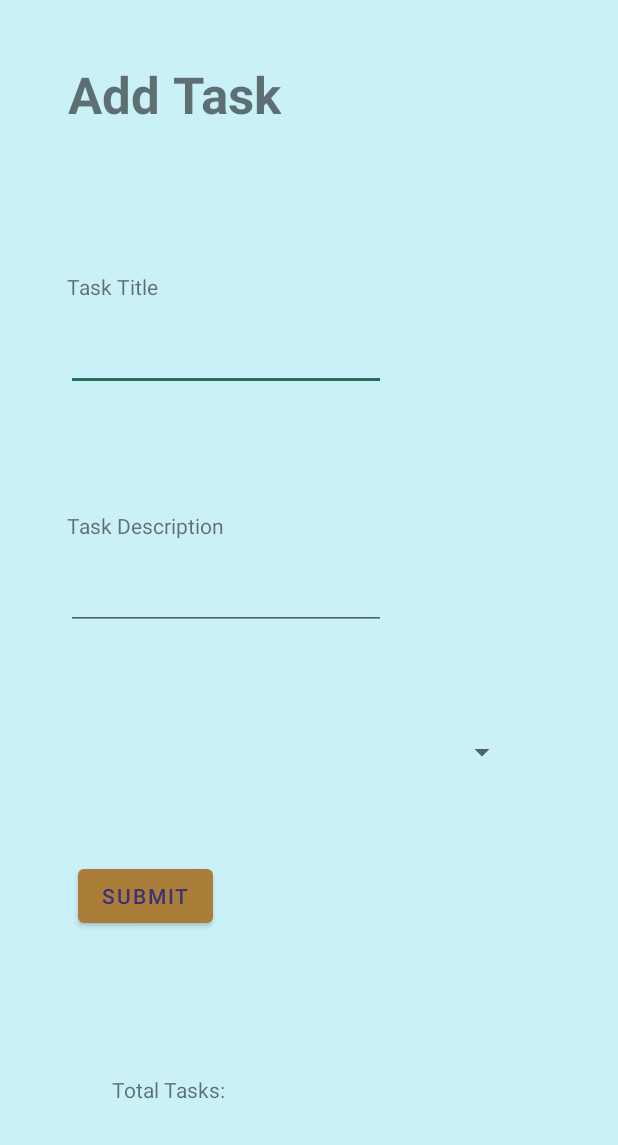
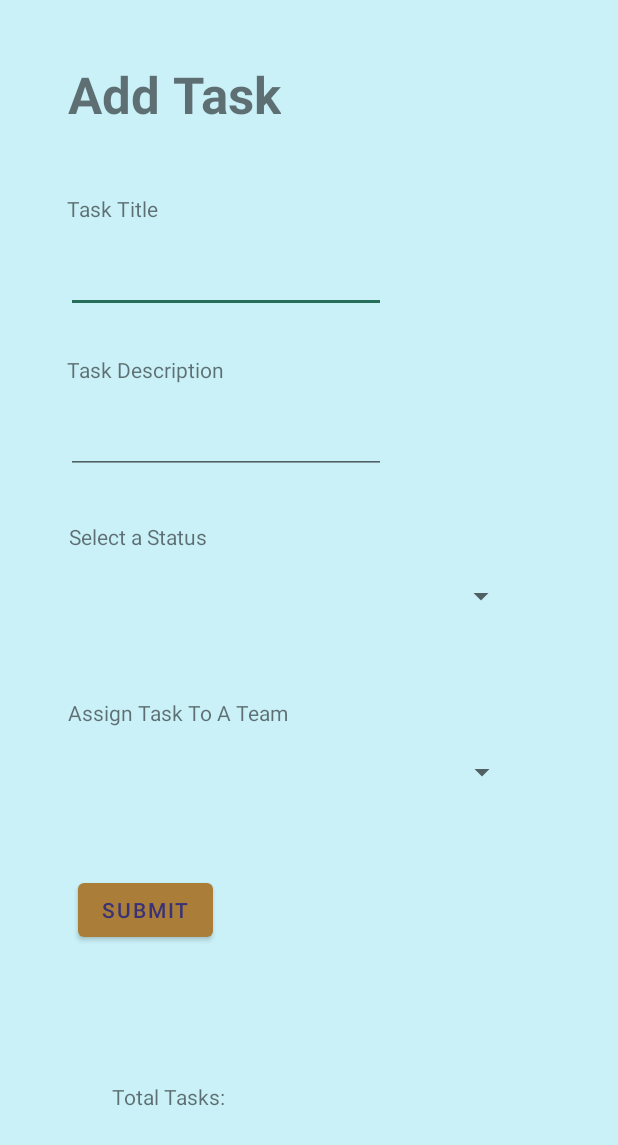
Before and after one commit to nojronatron/taskmaster, an Android app: the layout activity_add_task.xml on its own in the app's theme, with its tools: preview values and no code run, on a phone screen of 412 x 824 dp. Shown: the top 1145 px of the screen. Run offline under Robolectric (Android 15) with nearby library versions, the phone set to English and light mode, and no system bars.

Commit message:
added spinner, starting to implement code to get data from DB. Updated readme.

```diff
--- a/app/src/main/res/layout/activity_add_task.xml
+++ b/app/src/main/res/layout/activity_add_task.xml
@@ -24,7 +24,7 @@
         android:id="@+id/textView3"
         android:layout_width="wrap_content"
         android:layout_height="wrap_content"
-        android:layout_marginTop="96dp"
+        android:layout_marginTop="44dp"
         android:text="Task Title"
         app:layout_constraintEnd_toEndOf="parent"
         app:layout_constraintHorizontal_bias="0.128"
@@ -48,7 +48,7 @@
         android:id="@+id/textView4"
         android:layout_width="wrap_content"
         android:layout_height="wrap_content"
-        android:layout_marginTop="80dp"
+        android:layout_marginTop="28dp"
         android:text="Task Description"
         app:layout_constraintEnd_toEndOf="parent"
         app:layout_constraintHorizontal_bias="0.146"
@@ -72,12 +72,11 @@
         android:id="@+id/addThisTaskButton"
         android:layout_width="wrap_content"
         android:layout_height="wrap_content"
-        android:layout_marginTop="48dp"
+        android:layout_marginStart="52dp"
+        android:layout_marginTop="44dp"
         android:text="Submit"
-        app:layout_constraintEnd_toEndOf="parent"
-        app:layout_constraintHorizontal_bias="0.162"
         app:layout_constraintStart_toStartOf="parent"
-        app:layout_constraintTop_toBottomOf="@+id/addtaskTaskStatusSpinner" />
+        app:layout_constraintTop_toBottomOf="@+id/addTaskTeamsSpinner" />
 
     <TextView
         android:id="@+id/addtaskTotalTasksTextView"
@@ -96,26 +95,59 @@
         android:id="@+id/submittedText"
         android:layout_width="139dp"
         android:layout_height="43dp"
+        android:layout_marginStart="49dp"
+        android:layout_marginTop="49dp"
         android:text="Submitted!"
         android:textSize="20sp"
         android:visibility="invisible"
-        app:layout_constraintBottom_toBottomOf="parent"
-        app:layout_constraintEnd_toEndOf="parent"
-        app:layout_constraintHorizontal_bias="0.418"
         app:layout_constraintStart_toEndOf="@+id/addThisTaskButton"
-        app:layout_constraintTop_toTopOf="parent"
-        app:layout_constraintVertical_bias="0.835" />
+        app:layout_constraintTop_toBottomOf="@+id/addTaskTeamsSpinner" />
 
     <Spinner
         android:id="@+id/addtaskTaskStatusSpinner"
         android:layout_width="300dp"
         android:layout_height="wrap_content"
         android:layout_marginStart="16dp"
-        android:layout_marginTop="57dp"
+        android:layout_marginTop="6dp"
         android:layout_marginEnd="16dp"
+        android:contentDescription="Select a task status"
+        android:minHeight="48dp"
+        app:layout_constraintEnd_toEndOf="parent"
+        app:layout_constraintHorizontal_bias="0.36"
+        app:layout_constraintStart_toStartOf="parent"
+        app:layout_constraintTop_toBottomOf="@+id/addTaskTaskStatusTextView" />
+
+    <TextView
+        android:id="@+id/addTaskTaskStatusTextView"
+        android:layout_width="wrap_content"
+        android:layout_height="wrap_content"
+        android:layout_marginStart="46dp"
+        android:layout_marginTop="32dp"
+        android:text="Select a Status"
+        app:layout_constraintStart_toStartOf="parent"
+        app:layout_constraintTop_toBottomOf="@+id/addTaskTaskDescriptionText" />
+
+    <Spinner
+        android:id="@+id/addTaskTeamsSpinner"
+        android:layout_width="300dp"
+        android:layout_height="wrap_content"
+        android:layout_marginStart="16dp"
+        android:layout_marginTop="6dp"
+        android:layout_marginEnd="16dp"
+        android:contentDescription="Select a team to assign this task to."
         android:minHeight="48dp"
         app:layout_constraintEnd_toEndOf="parent"
         app:layout_constraintHorizontal_bias="0.367"
         app:layout_constraintStart_toStartOf="parent"
-        app:layout_constraintTop_toBottomOf="@+id/addTaskTaskDescriptionText" />
+        app:layout_constraintTop_toBottomOf="@+id/addTaskTeamSelectTextView" />
+
+    <TextView
+        android:id="@+id/addTaskTeamSelectTextView"
+        android:layout_width="wrap_content"
+        android:layout_height="wrap_content"
+        android:layout_marginStart="45dp"
+        android:layout_marginTop="44dp"
+        android:text="Assign Task To A Team"
+        app:layout_constraintStart_toStartOf="parent"
+        app:layout_constraintTop_toBottomOf="@+id/addtaskTaskStatusSpinner" />
 </androidx.constraintlayout.widget.ConstraintLayout>
```
Also changed, not shown: app/src/main/java/com/example/taskmaster/HomeActivity.java (+85 -12 lines), app/src/main/java/com/example/taskmaster/activites/AddTask.java (+39 -3 lines), 1 other file.
